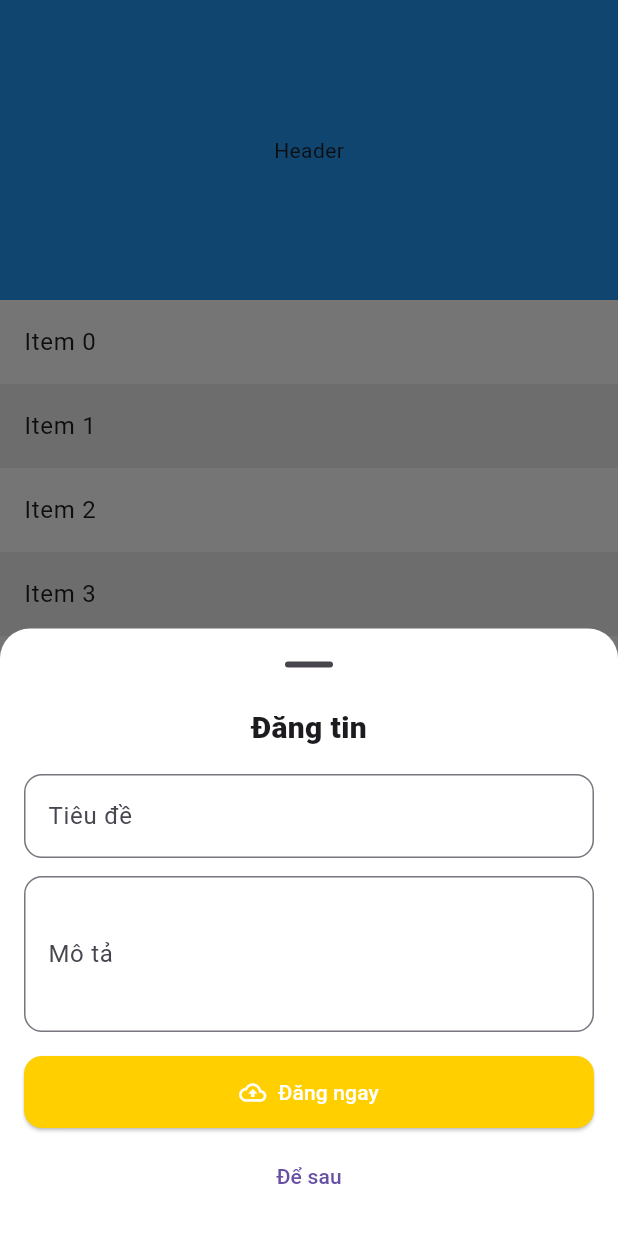
After one commit to quyenlvph51003/meko_flutter, a Flutter app: the HomeView screen opened directly, after a tap on the "add" icon, on a phone screen of 412 x 824 dp. The commit adds this screen. Run offline on Flutter 3.47's test engine with Material 3 defaults, Android fonts, the phone set to English and light mode, and no system bars; our stand-ins replace bloc, device_info_plus, dio, equatable, flutter_bloc, get and 4 more; missing offline and left inert: curl_logger_dio_interceptor; accounts and stored records are empty.

Commit message:
update bottomNavigationBar home UI

```diff
--- a/lib/routers/app_router.dart
+++ b/lib/routers/app_router.dart
@@ -1,6 +1,7 @@
 import 'package:flutter/material.dart';
 import 'package:meko_project/screens/login_page/login_page.dart';
 import 'package:meko_project/screens/splash_page/splash_page.dart';
+import 'package:meko_project/screens/tab/homes_page/home_page.dart';
 
 import 'app_router_paths.dart';
 
@@ -17,25 +18,19 @@ class AppRouter {
     return MaterialPageRoute<dynamic>(
       settings: settings,
       builder: (BuildContext context) {
-        return router(
-          context: context,
-          routeName: settings.name!,
-          data: settings.arguments,
-        );
+        return router(context: context, routeName: settings.name!, data: settings.arguments);
       },
     );
   }
 
-  Widget router({
-    required BuildContext context,
-    required String routeName,
-    Object? data,
-  }) {
+  Widget router({required BuildContext context, required String routeName, Object? data}) {
     switch (routeName) {
       case RouterPaths.splash:
         return SplashPage();
       case RouterPaths.login:
         return LoginPage();
+      case RouterPaths.homePage:
+        return HomePage();
       default:
         return SizedBox();
     }
--- a/lib/routers/app_router_paths.dart
+++ b/lib/routers/app_router_paths.dart
@@ -2,4 +2,5 @@ class RouterPaths {
   static const String splash = '/';
   static const String onBoarding = '/onBoarding';
   static const String login = '/login';
+  static const String homePage = '/homePage';
 }
--- a/lib/screens/intro_page/intro_vm/intro_cubit.dart
+++ b/lib/screens/intro_page/intro_vm/intro_cubit.dart
@@ -38,7 +38,7 @@ class IntroCubit extends Cubit<IntroState> {
       );
     } else {
       SharedPref.instance.setBool(AppConsts.keyIntro, true);
-      Navigator.pushReplacementNamed(context, '/login');
+      Navigator.pushReplacementNamed(context, '/homePage');
     }
   }
 
--- a/lib/screens/intro_page/intro_vm/intro_state.dart
+++ b/lib/screens/intro_page/intro_vm/intro_state.dart
@@ -4,13 +4,10 @@ import 'package:meko_project/consts/app_consts.dart';
 import 'package:meko_project/global_data/data_local/shared_pref.dart';
 
 class IntroState {
-  final int currentIndex;
-  final PageController pageController;
+  int currentIndex;
+  PageController pageController;
 
-  IntroState({
-    required this.currentIndex,
-    required this.pageController,
-  });
+  IntroState({required this.currentIndex, required this.pageController});
 
   IntroState copyWith({int? currentIndex}) {
     return IntroState(
--- a/lib/screens/login_page/login_vm/login_state.dart
+++ b/lib/screens/login_page/login_vm/login_state.dart
@@ -1,10 +1,10 @@
 import 'package:flutter/material.dart';
 
 class LoginState {
-  final TextEditingController usernameCtrl;
-  final TextEditingController passwordCtrl;
-  final bool isLoading;
-  final String? errorMessage;
+  TextEditingController usernameCtrl;
+  TextEditingController passwordCtrl;
+  bool isLoading;
+  String? errorMessage;
 
   LoginState({
     required this.usernameCtrl,
@@ -13,10 +13,7 @@ class LoginState {
     this.errorMessage,
   });
 
-  LoginState copyWith({
-    bool? isLoading,
-    String? errorMessage,
-  }) {
+  LoginState copyWith({bool? isLoading, String? errorMessage}) {
     return LoginState(
       usernameCtrl: usernameCtrl,
       passwordCtrl: passwordCtrl,
--- a/lib/screens/splash_page/splash_vm/splash_state.dart
+++ b/lib/screens/splash_page/splash_vm/splash_state.dart
@@ -1,13 +1,9 @@
-
-
 class SplashState {
-  final bool showContent;
+  bool showContent;
 
   SplashState({required this.showContent});
 
   SplashState copyWith({bool? showContent}) {
-    return SplashState(
-      showContent: showContent ?? this.showContent,
-    );
+    return SplashState(showContent: showContent ?? this.showContent);
   }
 }
--- /dev/null
+++ b/lib/screens/tab/homes_page/home_page.dart
@@ -0,0 +1,270 @@
+import 'package:flutter/material.dart';
+import 'package:flutter/services.dart';
+import 'package:flutter_bloc/flutter_bloc.dart';
+import 'package:meko_project/screens/tab/tab_%20manage_posting/tab_mage_posting_page.dart';
+import 'package:meko_project/screens/tab/tab_chat/tab_chat_page.dart';
+import 'package:meko_project/screens/tab/tab_home/tab_home_page.dart';
+import 'package:meko_project/screens/tab/tab_profile/tab_profile_page.dart';
+import 'home_vm/home_cubit.dart';
+
+class HomePage extends StatelessWidget {
+  const HomePage({super.key});
+
+  @override
+  Widget build(BuildContext context) {
+    return BlocProvider(
+      create: (_) => HomeCubit(),
+      child: const HomeView(),
+    );
+  }
+}
+
+class HomeView extends StatefulWidget {
+  const HomeView({super.key});
+
+  @override
+  State<HomeView> createState() => HomeViewState();
+}
+
+class HomeViewState extends State<HomeView> {
+  late HomeCubit cubit;
+  int currentIndex = 0;
+
+  final List<Widget> pages = [
+    TabHomePage(),
+    TabMagePostingPage(),
+    TabChatPage(),
+    TabProfilePage(),
+  ];
+
+  @override
+  void initState() {
+    super.initState();
+    cubit = context.read<HomeCubit>();
+  }
+
+  @override
+  Widget build(BuildContext context) {
+    final bottomPadding = MediaQuery.of(context).padding.bottom;
+
+    return BlocListener<HomeCubit, HomeState>(
+      listenWhen: (prev, curr) => curr.shouldShowPostSheet,
+      listener: (context, state) {
+        if (state.shouldShowPostSheet) {
+          showPostSheet(context);
+        }
+      },
+      child: Scaffold(
+        body: Stack(
+          children: [
+            IndexedStack(
+              index: currentIndex,
+              children: pages,
+            ),
+            Positioned(
+              left: 0,
+              right: 0,
+              bottom: 0,
+              child: Container(
+                height: 65 + bottomPadding,
+                decoration: BoxDecoration(
+                  color: Colors.white,
+                  boxShadow: [
+                    BoxShadow(
+                      color: Colors.black.withOpacity(0.08),
+                      blurRadius: 4,
+                      offset: const Offset(0, -1),
+                    ),
+                  ],
+                ),
+                child: Column(
+                  children: [
+                    SizedBox(
+                      height: 65,
+                      child: Row(
+                        mainAxisAlignment: MainAxisAlignment.spaceAround,
+                        children: [
+                          buildNavItem(
+                            index: 0,
+                            icon: Icons.home_outlined,
+                            activeIcon: Icons.home_rounded,
+                            label: 'Trang chủ',
+                          ),
+                          buildNavItem(
+                            index: 1,
+                            icon: Icons.label_outline,
+                            activeIcon: Icons.label,
+                            label: 'Quản lý tin',
+                          ),
+                          const SizedBox(width: 56),
+                          buildNavItem(
+                            index: 2,
+                            icon: Icons.chat_bubble_outline,
+                            activeIcon: Icons.chat_bubble,
+                            label: 'Chat',
+                          ),
+                          buildNavItem(
+                            index: 3,
+                            icon: Icons.person_outline,
+                            activeIcon: Icons.person,
+                            label: 'Tài khoản',
+                          ),
+                        ],
+                      ),
+                    ),
+                    SizedBox(height: bottomPadding),
+                  ],
+                ),
+              ),
+            ),
+            Positioned(
+              left: MediaQuery.of(context).size.width / 2 - 28,
+              bottom: 35 + bottomPadding,
+              child: GestureDetector(
+                onTap: () {
+                  HapticFeedback.mediumImpact();
+                  cubit.openPostSheet();
+                },
+                child: Container(
+                  width: 56,
+                  height: 56,
+                  decoration: BoxDecoration(
+                    shape: BoxShape.circle,
+                    color: const Color(0xFFFFCF00),
+                    boxShadow: [
+                      BoxShadow(
+                        color: const Color(0xFFFFCF00).withOpacity(0.4),
+                        blurRadius: 12,
+                        offset: const Offset(0, 4),
+                      ),
+                    ],
+                  ),
+                  child: const Icon(
+                    Icons.add_rounded,
+                    color: Colors.white,
+                    size: 32,
+                  ),
+                ),
+              ),
+            ),
+          ],
+        ),
+      ),
+    );
+  }
+
+  Widget buildNavItem({
+    required int index,
+    required IconData icon,
+    required IconData activeIcon,
+    required String label,
+  }) {
+    final isActive = currentIndex == index;
+    return Expanded(
+      child: InkWell(
+        onTap: () {
+          HapticFeedback.lightImpact();
+          setState(() {
+            currentIndex = index;
+          });
+        },
+        child: Column(
+          mainAxisAlignment: MainAxisAlignment.center,
+          children: [
+            Icon(
+              isActive ? activeIcon : icon,
+              size: 24,
+              color: isActive ? const Color(0xFFFFCF00) : Colors.grey,
+            ),
+            const SizedBox(height: 4),
+            Text(
+              label,
+              style: TextStyle(
+                fontSize: 11,
+                color: isActive ? const Color(0xFFFFCF00) : Colors.grey,
+                fontWeight: isActive ? FontWeight.w600 : FontWeight.w400,
+              ),
+            ),
+          ],
+        ),
+      ),
+    );
+  }
+
+  void showPostSheet(BuildContext context) {
+    showModalBottomSheet(
+      context: context,
+      useSafeArea: true,
+      isScrollControlled: true,
+      showDragHandle: true,
+      backgroundColor: Colors.white,
+      shape: const RoundedRectangleBorder(
+        borderRadius: BorderRadius.vertical(top: Radius.circular(20)),
+      ),
+      builder: (ctx) {
+        return Padding(
+          padding: EdgeInsets.only(
+            left: 16,
+            right: 16,
+            bottom: 16 + MediaQuery.of(ctx).viewInsets.bottom,
+            top: 4,
+          ),
+          child: Column(
+            mainAxisSize: MainAxisSize.min,
+            children: [
+              const Text(
+                'Đăng tin',
+                style: TextStyle(fontSize: 20, fontWeight: FontWeight.w800),
+              ),
+              const SizedBox(height: 16),
+              TextField(
+                decoration: InputDecoration(
+                  labelText: 'Tiêu đề',
+                  border: OutlineInputBorder(
+                    borderRadius: BorderRadius.circular(12),
+                  ),
+                ),
+              ),
+              const SizedBox(height: 12),
+              TextField(
+                maxLines: 3,
+                decoration: InputDecoration(
+                  labelText: 'Mô tả',
+                  border: OutlineInputBorder(
+                    borderRadius: BorderRadius.circular(12),
+                  ),
+                ),
+              ),
+              const SizedBox(height: 16),
+              SizedBox(
+                width: double.infinity,
+                child: ElevatedButton.icon(
+                  onPressed: () {
+                    Navigator.pop(ctx);
+                  },
+                  icon: const Icon(Icons.cloud_upload_outlined),
+                  label: const Text('Đăng ngay'),
+                  style: ElevatedButton.styleFrom(
+                    backgroundColor: const Color(0xFFFFCF00),
+                    foregroundColor: Colors.white,
+                    padding: const EdgeInsets.symmetric(vertical: 14),
+                    shape: RoundedRectangleBorder(
+                      borderRadius: BorderRadius.circular(12),
+                    ),
+                  ),
+                ),
+              ),
+              const SizedBox(height: 8),
+              TextButton(
+                onPressed: () {
+                  Navigator.pop(ctx);
+                },
+                child: const Text('Để sau'),
+              ),
+            ],
+          ),
+        );
+      },
+    );
+  }
+}
--- /dev/null
+++ b/lib/screens/tab/homes_page/home_vm/home_cubit.dart
@@ -0,0 +1,47 @@
+// import 'package:flutter_bloc/flutter_bloc.dart';
+// import 'package:equatable/equatable.dart';
+//
+// part 'home_state.dart';
+//
+// class HomeCubit extends Cubit<HomeState> {
+//   HomeCubit() : super(const HomeState());
+//
+//   void changeTab(int index) {
+//     if (state.currentIndex == index) {
+//       // Double tap - emit scroll to top event
+//       emit(state.copyWith(
+//         shouldScrollToTop: true,
+//         scrollTargetIndex: index,
+//       ));
+//       // Reset scroll flag
+//       emit(state.copyWith(shouldScrollToTop: false));
+//     } else {
+//       emit(state.copyWith(currentIndex: index));
+//     }
+//   }
+//
+//   void setKeyboardVisibility(bool isVisible) {
+//     if (state.isKeyboardVisible != isVisible) {
+//       emit(state.copyWith(isKeyboardVisible: isVisible));
+//     }
+//   }
+//
+//   void openPostSheet() {
+//     emit(state.copyWith(shouldShowPostSheet: true));
+//     emit(state.copyWith(shouldShowPostSheet: false));
+//   }
+// }
+
+import 'package:flutter_bloc/flutter_bloc.dart';
+import 'package:equatable/equatable.dart';
+
+part 'home_state.dart';
+
+class HomeCubit extends Cubit<HomeState> {
+  HomeCubit() : super(const HomeState());
+
+  void openPostSheet() {
+    emit(state.copyWith(shouldShowPostSheet: true));
+    emit(state.copyWith(shouldShowPostSheet: false));
+  }
+}
--- /dev/null
+++ b/lib/screens/tab/homes_page/home_vm/home_state.dart
@@ -0,0 +1,63 @@
+// part of 'home_cubit.dart';
+//
+// class HomeState extends Equatable {
+//   final int currentIndex;
+//   final bool isKeyboardVisible;
+//   final bool shouldScrollToTop;
+//   final int scrollTargetIndex;
+//   final bool shouldShowPostSheet;
+//
+//   const HomeState({
+//     this.currentIndex = 0,
+//     this.isKeyboardVisible = false,
+//     this.shouldScrollToTop = false,
+//     this.scrollTargetIndex = -1,
+//     this.shouldShowPostSheet = false,
+//   });
+//
+//   HomeState copyWith({
+//     int? currentIndex,
+//     bool? isKeyboardVisible,
+//     bool? shouldScrollToTop,
+//     int? scrollTargetIndex,
+//     bool? shouldShowPostSheet,
+//   }) {
+//     return HomeState(
+//       currentIndex: currentIndex ?? this.currentIndex,
+//       isKeyboardVisible: isKeyboardVisible ?? this.isKeyboardVisible,
+//       shouldScrollToTop: shouldScrollToTop ?? this.shouldScrollToTop,
+//       scrollTargetIndex: scrollTargetIndex ?? this.scrollTargetIndex,
+//       shouldShowPostSheet: shouldShowPostSheet ?? this.shouldShowPostSheet,
+//     );
+//   }
+//
+//   @override
+//   List<Object?> get props => [
+//     currentIndex,
+//     isKeyboardVisible,
+//     shouldScrollToTop,
+//     scrollTargetIndex,
+//     shouldShowPostSheet,
+//   ];
+// }
+
+part of 'home_cubit.dart';
+
+class HomeState extends Equatable {
+  final bool shouldShowPostSheet;
+
+  const HomeState({
+    this.shouldShowPostSheet = false,
+  });
+
+  HomeState copyWith({
+    bool? shouldShowPostSheet,
+  }) {
+    return HomeState(
+      shouldShowPostSheet: shouldShowPostSheet ?? this.shouldShowPostSheet,
+    );
+  }
+
+  @override
+  List<Object?> get props => [shouldShowPostSheet];
+}
--- /dev/null
+++ b/lib/screens/tab/tab_ manage_posting/tab_mage_posting_page.dart
@@ -0,0 +1,18 @@
+import 'package:flutter/material.dart';
+
+class TabMagePostingPage extends StatefulWidget {
+  const TabMagePostingPage({super.key});
+
+  @override
+  State<TabMagePostingPage> createState() => _TabMagePostingPageState();
+}
+
+class _TabMagePostingPageState extends State<TabMagePostingPage> {
+  @override
+  Widget build(BuildContext context) {
+    return Scaffold(
+
+      backgroundColor: Colors.yellow,
+    );
+  }
+}
--- /dev/null
+++ b/lib/screens/tab/tab_chat/tab_chat_page.dart
@@ -0,0 +1,17 @@
+import 'package:flutter/material.dart';
+
+class TabChatPage extends StatefulWidget {
+  const TabChatPage({super.key});
+
+  @override
+  State<TabChatPage> createState() => _TabChatPageState();
+}
+
+class _TabChatPageState extends State<TabChatPage> {
+  @override
+  Widget build(BuildContext context) {
+    return Scaffold(
+      backgroundColor: Colors.blueAccent,
+    );
+  }
+}
--- /dev/null
+++ b/lib/screens/tab/tab_home/tab_home_page.dart
@@ -0,0 +1,47 @@
+import 'package:flutter/material.dart';
+
+class TabHomePage extends StatefulWidget {
+  const TabHomePage({super.key});
+
+  @override
+  State<TabHomePage> createState() => _TabHomePageState();
+}
+
+class _TabHomePageState extends State<TabHomePage> {
+  @override
+  Widget build(BuildContext context) {
+    final bottomPadding = MediaQuery.of(context).padding.bottom;
+
+    return Scaffold(
+      backgroundColor: Colors.greenAccent,
+      body: CustomScrollView(
+        slivers: [
+          SliverFillRemaining(
+            hasScrollBody: true,
+            child: Column(
+              children: [
+                Container(
+                  height: 200,
+                  color: Colors.blue,
+                  child: const Center(child: Text('Header')),
+                ),
+                Expanded(
+                  child: ListView.builder(
+                    padding: EdgeInsets.only(bottom: 80 + bottomPadding),
+                    itemCount: 20,
+                    itemBuilder: (context, index) {
+                      return ListTile(
+                        title: Text('Item $index'),
+                        tileColor: index.isEven ? Colors.white : Colors.grey[200],
+                      );
+                    },
+                  ),
+                ),
+              ],
+            ),
+          ),
+        ],
+      ),
+    );
+  }
+}
--- /dev/null
+++ b/lib/screens/tab/tab_profile/tab_profile_page.dart
@@ -0,0 +1,17 @@
+import 'package:flutter/material.dart';
+
+class TabProfilePage extends StatefulWidget {
+  const TabProfilePage({super.key});
+
+  @override
+  State<TabProfilePage> createState() => _TabProfilePageState();
+}
+
+class _TabProfilePageState extends State<TabProfilePage> {
+  @override
+  Widget build(BuildContext context) {
+    return Scaffold(
+      backgroundColor: Colors.red,
+    );
+  }
+}
--- a/pubspec.yaml
+++ b/pubspec.yaml
@@ -33,6 +33,7 @@ dependencies:
   bloc: ^9.0.1
   flutter_bloc: ^9.1.1
   get: ^4.7.2
+  equatable: ^2.0.7
   # Log
   logger: ^1.1.0
 
@@ -66,6 +67,7 @@ dependencies:
 #  firebase_messaging: ^16.0.2
 #  firebase_crashlytics: ^5.0.2
 
+
 dev_dependencies:
   flutter_test:
     sdk: flutter
```
Also changed, not shown: lib/screens/tab/tab_home/tab_home_vm/tab_home_cubit.dart (added), lib/screens/tab/tab_home/tab_home_vm/tab_home_state.dart (added), 1 other file.
